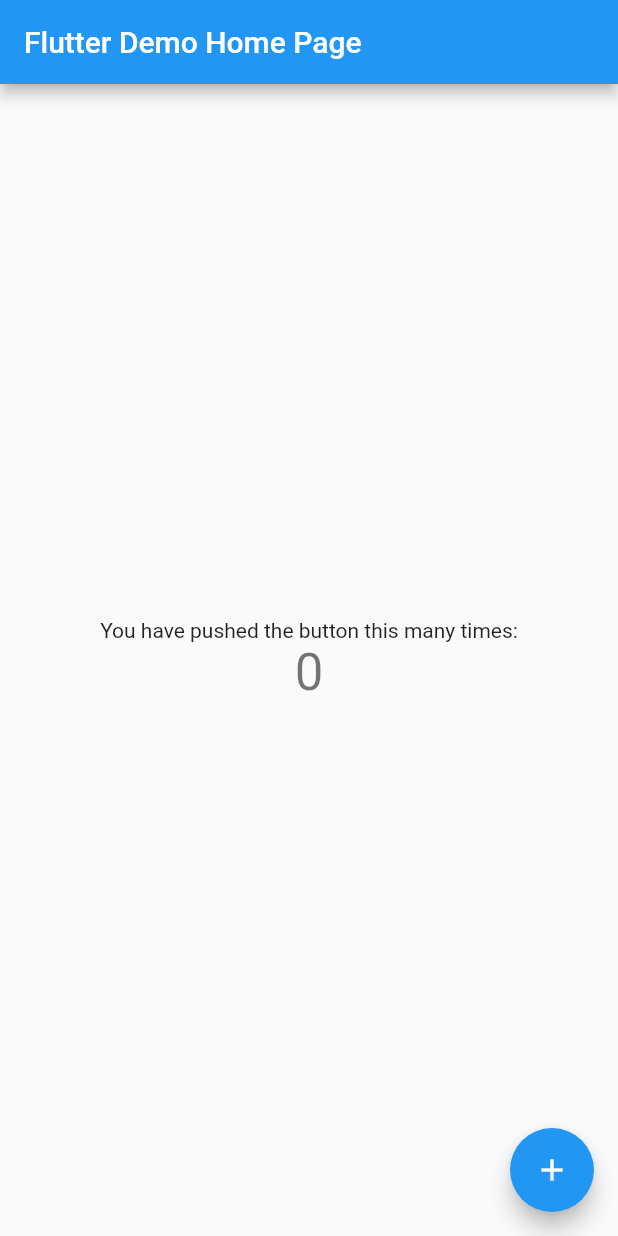
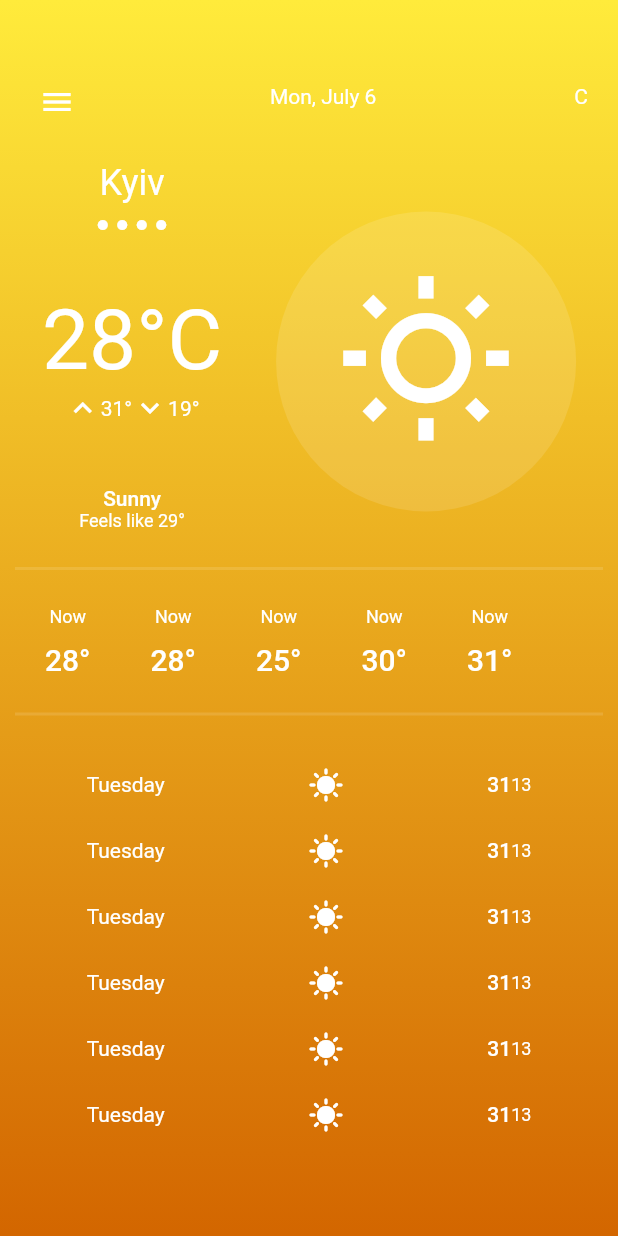
Before and after one commit to jceads/weather_app_project, a Flutter app: the screen it shows after launch, on a phone screen of 412 x 824 dp. Run offline on Flutter 3.47's test engine with Material 2 defaults, Android fonts, the phone set to English and light mode, and no system bars; our stand-ins replace dio.

Commit message:
ui made from scratch
Ui made but for now can't use for dynamic usage. Need refactor and connection to server. Dummy purpose

```diff
--- /dev/null
+++ b/lib/core/constants/pad_value.dart
@@ -0,0 +1,5 @@
+import 'package:flutter/cupertino.dart';
+
+class PaddingValue {
+  static const EdgeInsets padAll = EdgeInsets.all(10);
+}
--- /dev/null
+++ b/lib/feature/current_city/current_city_view.dart
@@ -0,0 +1,257 @@
+import 'package:flutter/material.dart';
+import 'package:weather_with_chad_api/core/constants/pad_value.dart';
+
+class CurrentCityView extends StatelessWidget {
+  const CurrentCityView({Key? key}) : super(key: key);
+
+  @override
+  Widget build(BuildContext context) {
+    return Scaffold(
+      body: Container(
+        decoration: const BoxDecoration(
+          gradient: LinearGradient(colors: [
+            Color.fromARGB(255, 211, 102, 0),
+            Colors.yellow,
+          ], begin: Alignment.bottomCenter, end: Alignment.topCenter),
+        ),
+        child: Padding(
+          padding: PaddingValue.padAll,
+          child: Column(
+            mainAxisAlignment: MainAxisAlignment.start,
+            children: [
+              const SizedBox(height: 20),
+              Padding(
+                padding: const EdgeInsets.only(top: 10),
+                child: Row(
+                    mainAxisAlignment: MainAxisAlignment.spaceBetween,
+                    children: [
+                      IconButton(
+                          onPressed: () {},
+                          icon: IconButton(
+                            icon: const Icon(Icons.menu),
+                            onPressed: () {},
+                          )),
+                      const Text("Mon, July 6"),
+                      const Padding(
+                          padding: PaddingValue.padAll, child: Text("C"))
+                    ]),
+              ),
+              const SizedBox(height: 20),
+              Row(
+                mainAxisAlignment: MainAxisAlignment.spaceAround,
+                children: [
+                  Column(children: [
+                    Text(
+                      "Kyiv",
+                      style: Theme.of(context)
+                          .textTheme
+                          .headline5
+                          ?.copyWith(color: Colors.white),
+                    ),
+                    const SizedBox(height: 10),
+                    Row(
+                      mainAxisAlignment: MainAxisAlignment.spaceAround,
+                      children: const [
+                        Icon(Icons.circle, size: 8),
+                        SizedBox(width: 5),
+                        Icon(Icons.circle, size: 8),
+                        SizedBox(width: 5),
+                        Icon(Icons.circle, size: 8),
+                        SizedBox(width: 5),
+                        Icon(Icons.circle, size: 8),
+                      ],
+                    ),
+                    const SizedBox(height: 40),
+                    Text(
+                      "28°C",
+                      style: Theme.of(context)
+                          .textTheme
+                          .headline2
+                          ?.copyWith(color: Colors.white),
+                    ),
+                    Row(
+                      children: [
+                        Row(
+                          children: const [
+                            Icon(Icons.keyboard_arrow_up),
+                            Text("31°")
+                          ],
+                        ),
+                        Row(
+                          children: const [
+                            Icon(Icons.keyboard_arrow_down),
+                            Text("19°")
+                          ],
+                        ),
+                      ],
+                    ),
+                    const SizedBox(height: 40),
+                    Text("Sunny", style: Theme.of(context).textTheme.bodyLarge),
+                    Text("Feels like 29°",
+                        style: Theme.of(context).textTheme.bodySmall),
+                    const SizedBox(
+                      height: 20,
+                    )
+                  ]),
+                  Stack(children: const [
+                    Positioned(
+                      child: Icon(Icons.wb_sunny_outlined, size: 120),
+                      left: 40,
+                      top: 40,
+                    ),
+                    CircleAvatar(
+                        minRadius: 100, backgroundColor: Colors.white12),
+                  ]),
+                ],
+              ),
+              Column(
+                children: [
+                  const Divider(
+                    thickness: 2,
+                    height: 10,
+                    color: Colors.white12,
+                  ),
+                  Row(
+                    children: [
+                      Padding(
+                        padding: const EdgeInsets.all(20),
+                        child: Column(
+                          children: [
+                            Text("Now",
+                                style: Theme.of(context).textTheme.bodySmall),
+                            const SizedBox(
+                              height: 10,
+                            ),
+                            Text(
+                              "28°",
+                              style: Theme.of(context)
+                                  .textTheme
+                                  .headline6
+                                  ?.copyWith(color: Colors.white),
+                            )
+                          ],
+                        ),
+                      ),
+                      Padding(
+                        padding: const EdgeInsets.all(20),
+                        child: Column(
+                          children: [
+                            Text("Now",
+                                style: Theme.of(context).textTheme.bodySmall),
+                            const SizedBox(
+                              height: 10,
+                            ),
+                            Text(
+                              "28°",
+                              style: Theme.of(context)
+                                  .textTheme
+                                  .headline6
+                                  ?.copyWith(color: Colors.white),
+                            )
+                          ],
+                        ),
+                      ),
+                      Padding(
+                        padding: const EdgeInsets.all(20),
+                        child: Column(
+                          children: [
+                            Text("Now",
+                                style: Theme.of(context).textTheme.bodySmall),
+                            const SizedBox(
+                              height: 10,
+                            ),
+                            Text(
+                              "25°",
+                              style: Theme.of(context)
+                                  .textTheme
+                                  .headline6
+                                  ?.copyWith(color: Colors.white),
+                            )
+                          ],
+                        ),
+                      ),
+                      Padding(
+                        padding: const EdgeInsets.all(20),
+                        child: Column(
+                          children: [
+                            Text("Now",
+                                style: Theme.of(context).textTheme.bodySmall),
+                            const SizedBox(
+                              height: 10,
+                            ),
+                            Text(
+                              "30°",
+                              style: Theme.of(context)
+                                  .textTheme
+                                  .headline6
+                                  ?.copyWith(color: Colors.white),
+                            )
+                          ],
+                        ),
+                      ),
+                      Padding(
+                        padding: const EdgeInsets.all(20),
+                        child: Column(
+                          children: [
+                            Text("Now",
+                                style: Theme.of(context).textTheme.bodySmall),
+                            const SizedBox(
+                              height: 10,
+                            ),
+                            Text(
+                              "31°",
+                              style: Theme.of(context)
+                                  .textTheme
+                                  .headline6
+                                  ?.copyWith(color: Colors.white),
+                            )
+                          ],
+                        ),
+                      ),
+                    ],
+                  ),
+                  const Divider(
+                    thickness: 2,
+                    height: 10,
+                    color: Colors.white12,
+                  ),
+                  const SizedBox(height: 20),
+                  Column(
+                    children: [
+                      other_day(context),
+                      other_day(context),
+                      other_day(context),
+                      other_day(context),
+                      other_day(context),
+                      other_day(context),
+                    ],
+                  )
+                ],
+              )
+            ],
+          ),
+        ),
+      ),
+    );
+  }
+
+  Padding other_day(BuildContext context) {
+    return Padding(
+      padding: const EdgeInsets.symmetric(vertical: 10),
+      child: Row(
+        mainAxisAlignment: MainAxisAlignment.spaceAround,
+        children: [
+          const Text("Tuesday"),
+          const Icon(Icons.sunny),
+          Row(children: [
+            Text(
+              "31",
+              style: Theme.of(context).textTheme.bodyLarge,
+            ),
+            Text("13", style: Theme.of(context).textTheme.bodySmall)
+          ])
+        ],
+      ),
+    );
+  }
+}
--- a/lib/main.dart
+++ b/lib/main.dart
@@ -1,115 +1,28 @@
 import 'package:flutter/material.dart';
 
-void main() {
-  runApp(const MyApp());
-}
+import 'feature/current_city/current_city_view.dart';
+
+void main() => runApp(const MyApp());
 
 class MyApp extends StatelessWidget {
   const MyApp({Key? key}) : super(key: key);
 
-  // This widget is the root of your application.
   @override
   Widget build(BuildContext context) {
     return MaterialApp(
-      title: 'Flutter Demo',
+      title: 'Weather',
       theme: ThemeData(
-        // This is the theme of your application.
-        //
-        // Try running your application with "flutter run". You'll see the
-        // application has a blue toolbar. Then, without quitting the app, try
-        // changing the primarySwatch below to Colors.green and then invoke
-        // "hot reload" (press "r" in the console where you ran "flutter run",
-        // or simply save your changes to "hot reload" in a Flutter IDE).
-        // Notice that the counter didn't reset back to zero; the application
-        // is not restarted.
-        primarySwatch: Colors.blue,
-      ),
-      home: const MyHomePage(title: 'Flutter Demo Home Page'),
+          scaffoldBackgroundColor: Colors.transparent,
+          textTheme: const TextTheme(
+            bodyLarge: TextStyle(color: Colors.white, inherit: true),
+            bodyMedium: TextStyle(color: Colors.white, inherit: true),
+            bodySmall: TextStyle(color: Colors.white, inherit: true),
+          ),
+          iconTheme: const IconThemeData(
+            color: Colors.white,
+          )),
+      debugShowCheckedModeBanner: false,
+      home: const CurrentCityView(),
     );
   }
 }
-
-class MyHomePage extends StatefulWidget {
-  const MyHomePage({Key? key, required this.title}) : super(key: key);
-
-  // This widget is the home page of your application. It is stateful, meaning
-  // that it has a State object (defined below) that contains fields that affect
-  // how it looks.
-
-  // This class is the configuration for the state. It holds the values (in this
-  // case the title) provided by the parent (in this case the App widget) and
-  // used by the build method of the State. Fields in a Widget subclass are
-  // always marked "final".
-
-  final String title;
-
-  @override
-  State<MyHomePage> createState() => _MyHomePageState();
-}
-
-class _MyHomePageState extends State<MyHomePage> {
-  int _counter = 0;
-
-  void _incrementCounter() {
-    setState(() {
-      // This call to setState tells the Flutter framework that something has
-      // changed in this State, which causes it to rerun the build method below
-      // so that the display can reflect the updated values. If we changed
-      // _counter without calling setState(), then the build method would not be
-      // called again, and so nothing would appear to happen.
-      _counter++;
-    });
-  }
-
-  @override
-  Widget build(BuildContext context) {
-    // This method is rerun every time setState is called, for instance as done
-    // by the _incrementCounter method above.
-    //
-    // The Flutter framework has been optimized to make rerunning build methods
-    // fast, so that you can just rebuild anything that needs updating rather
-    // than having to individually change instances of widgets.
-    return Scaffold(
-      appBar: AppBar(
-        // Here we take the value from the MyHomePage object that was created by
-        // the App.build method, and use it to set our appbar title.
-        title: Text(widget.title),
-      ),
-      body: Center(
-        // Center is a layout widget. It takes a single child and positions it
-        // in the middle of the parent.
-        child: Column(
-          // Column is also a layout widget. It takes a list of children and
-          // arranges them vertically. By default, it sizes itself to fit its
-          // children horizontally, and tries to be as tall as its parent.
-          //
-          // Invoke "debug painting" (press "p" in the console, choose the
-          // "Toggle Debug Paint" action from the Flutter Inspector in Android
-          // Studio, or the "Toggle Debug Paint" command in Visual Studio Code)
-          // to see the wireframe for each widget.
-          //
-          // Column has various properties to control how it sizes itself and
-          // how it positions its children. Here we use mainAxisAlignment to
-          // center the children vertically; the main axis here is the vertical
-          // axis because Columns are vertical (the cross axis would be
-          // horizontal).
-          mainAxisAlignment: MainAxisAlignment.center,
-          children: <Widget>[
-            const Text(
-              'You have pushed the button this many times:',
-            ),
-            Text(
-              '$_counter',
-              style: Theme.of(context).textTheme.headline4,
-            ),
-          ],
-        ),
-      ),
-      floatingActionButton: FloatingActionButton(
-        onPressed: _incrementCounter,
-        tooltip: 'Increment',
-        child: const Icon(Icons.add),
-      ), // This trailing comma makes auto-formatting nicer for build methods.
-    );
-  }
-}
```
Also changed, not shown: lib/feature/current_city/current_city_view_model.dart (added).
